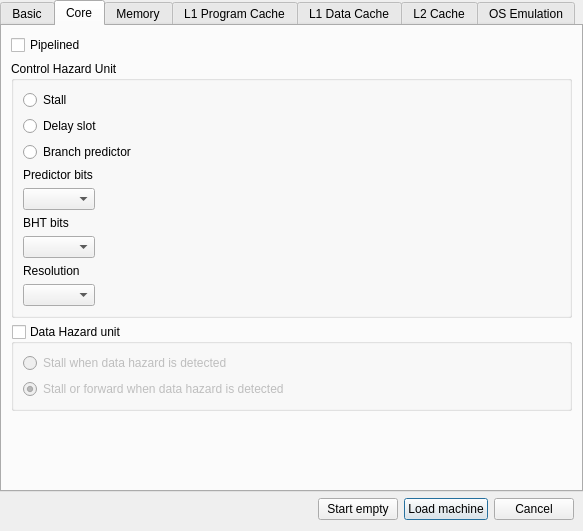
Above: src/gui/NewDialog.ui from kchasialis/QtMips-Di before the change. Below: the same form after it.
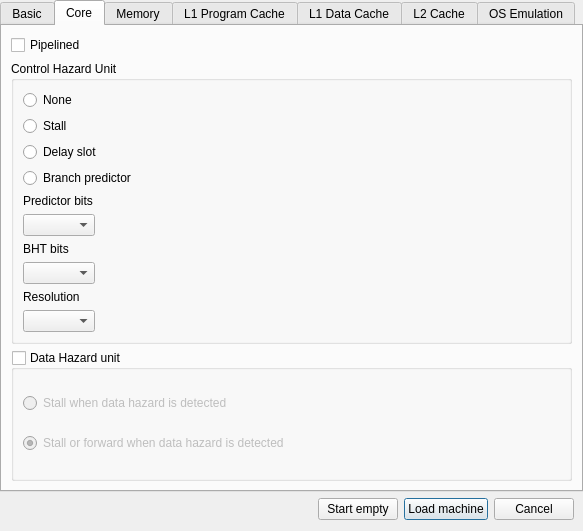
That is the form after the change.

The edit to the form file:
```diff
--- a/src/gui/NewDialog.ui
+++ b/src/gui/NewDialog.ui
@@ -140,15 +140,15 @@
       <attribute name="title">
        <string>Core</string>
       </attribute>
-      <layout class="QVBoxLayout" name="verticalLayout_8">
-       <item>
+      <layout class="QGridLayout" name="gridLayout">
+       <item row="0" column="0">
         <widget class="QCheckBox" name="pipelined">
          <property name="text">
           <string>Pipelined</string>
          </property>
         </widget>
        </item>
-       <item>
+       <item row="1" column="0">
         <widget class="QGroupBox" name="control_hazard_unit">
          <property name="title">
           <string>Control Hazard Unit</string>
@@ -156,24 +156,31 @@
          <property name="checkable">
           <bool>false</bool>
          </property>
-         <layout class="QVBoxLayout" name="verticalLayout_2">
+         <layout class="QVBoxLayout" name="verticalLayout_8">
           <item>
-           <layout class="QGridLayout" name="gridLayout">
-            <item row="1" column="0">
-             <widget class="QRadioButton" name="delay_slot">
+           <layout class="QVBoxLayout" name="verticalLayout_2">
+            <item>
+             <widget class="QRadioButton" name="none">
               <property name="text">
-               <string>Delay slot</string>
+               <string>None</string>
               </property>
              </widget>
             </item>
-            <item row="0" column="0">
+            <item>
              <widget class="QRadioButton" name="stall">
               <property name="text">
                <string>Stall</string>
               </property>
              </widget>
             </item>
-            <item row="2" column="0">
+            <item>
+             <widget class="QRadioButton" name="delay_slot">
+              <property name="text">
+               <string>Delay slot</string>
+              </property>
+             </widget>
+            </item>
+            <item>
              <widget class="QRadioButton" name="branch_predictor">
               <property name="text">
                <string>Branch predictor</string>
@@ -257,7 +264,7 @@
          </layout>
         </widget>
        </item>
-       <item>
+       <item row="2" column="0">
         <widget class="QGroupBox" name="data_hazard_unit">
          <property name="enabled">
           <bool>true</bool>
@@ -292,19 +299,6 @@
          </layout>
         </widget>
        </item>
-       <item>
-        <spacer name="verticalSpacer_5">
-         <property name="orientation">
-          <enum>Qt::Vertical</enum>
-         </property>
-         <property name="sizeHint" stdset="0">
-          <size>
-           <width>20</width>
-           <height>40</height>
-          </size>
-         </property>
-        </spacer>
-       </item>
       </layout>
      </widget>
      <widget class="QWidget" name="tab_memory">
```
Left out of the diff: 8 changed lines with no effect on the pictures.
